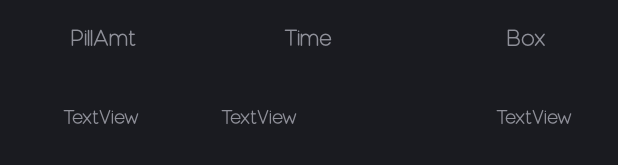
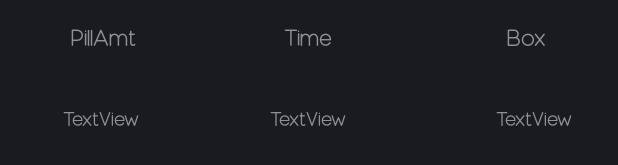
Before and after one commit to luckisluck/Pillapp2, an Android app: the layout history_list.xml on its own in the app's theme, with its tools: preview values and no code run, on a phone screen of 412 x 824 dp. Shown: the part 187-352 px from the top of the screen. Run offline under Robolectric (Android 15) with nearby library versions, the phone set to English and light mode, and no system bars.

Commit message:
History Fix

```diff
--- a/feature/src/main/res/layout/history_list.xml
+++ b/feature/src/main/res/layout/history_list.xml
@@ -9,9 +9,9 @@
     <RelativeLayout
         android:layout_width="match_parent"
         android:layout_height="70dp"
-        android:layout_alignParentStart="true"
-        android:layout_below="@+id/textView7"
-        android:layout_marginTop="16dp">
+        android:layout_alignParentEnd="true"
+        android:layout_alignParentTop="true"
+        android:layout_marginTop="115dp">
 
         <TextView
             android:id="@+id/pillAmtH"
@@ -29,10 +29,8 @@
             android:id="@+id/timeH"
             android:layout_width="wrap_content"
             android:layout_height="wrap_content"
-            android:layout_alignBaseline="@+id/pillAmtH"
-            android:layout_alignBottom="@+id/pillAmtH"
-            android:layout_marginStart="54dp"
-            android:layout_toEndOf="@+id/pillAmtH"
+            android:layout_alignTop="@+id/pillAmtH"
+            android:layout_centerHorizontal="true"
             android:fontFamily="@font/moon"
             android:text="TextView"
             android:textSize="13dp" />
```
Also changed, not shown: feature/src/main/java/com/dispenses/pill/pillapp/feature/History.java (+22 -8 lines).
